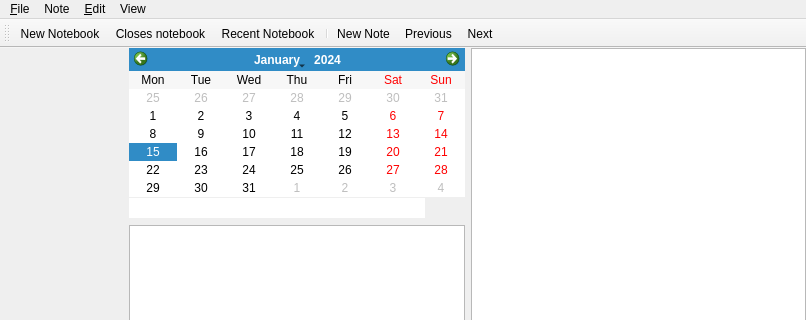
Old version of the form flownote/ui/mainWindow_ui.ui in the repository olivierkes/noteflow; both pictures show x 0 to 806 and y 0 to 320 of the 806 by 779 pixel window.
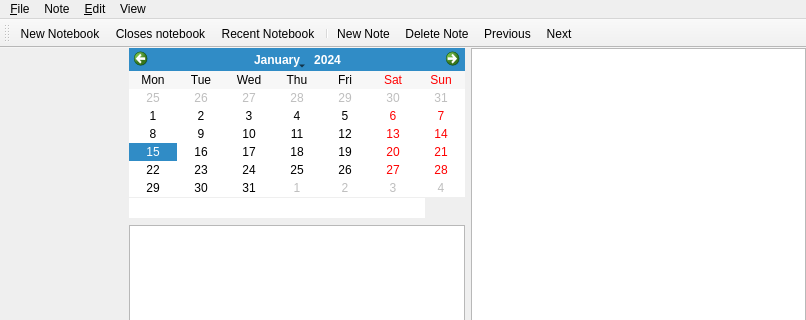
New version of the form. Icons and pictures are not drawn. Custom widgets are drawn as their Qt base class.

Commit message: adding and removing notes

```diff
--- a/flownote/ui/mainWindow_ui.ui
+++ b/flownote/ui/mainWindow_ui.ui
@@ -464,6 +464,7 @@
    <addaction name="actRecent"/>
    <addaction name="separator"/>
    <addaction name="actNoteNew"/>
+   <addaction name="actNoteDelete"/>
    <addaction name="actNotePrevious"/>
    <addaction name="actNoteNext"/>
   </widget>
```
Left out of the diff: 6 changed lines with no effect on the pictures. The commit also changes 6 other files.
